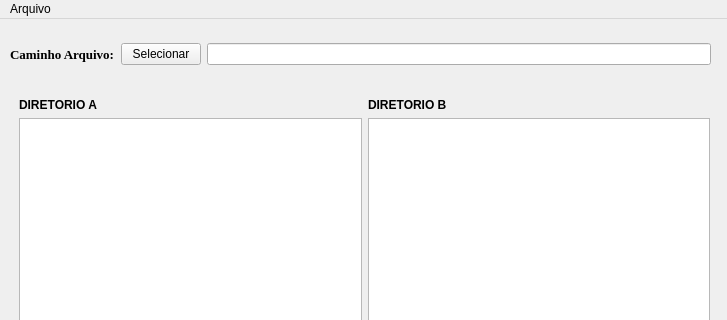
Qt form interface.ui (Misternis/Projeto_Copiar) before a commit; both pictures show x 0 to 727 and y 0 to 320 of the 727 by 567 pixel window.
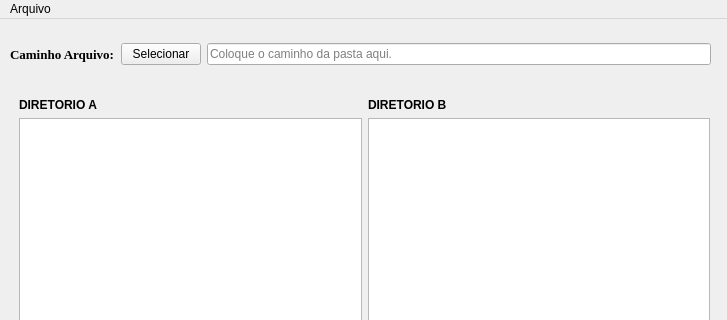
The same form after that commit. Icons and pictures are not drawn.

```diff
--- a/interface.ui
+++ b/interface.ui
@@ -55,6 +55,12 @@
        <property name="accessibleDescription">
         <string>kjkhjk</string>
        </property>
+       <property name="placeholderText">
+        <string>Coloque o caminho da pasta aqui.</string>
+       </property>
+       <property name="clearButtonEnabled">
+        <bool>true</bool>
+       </property>
       </widget>
      </item>
     </layout>
```
